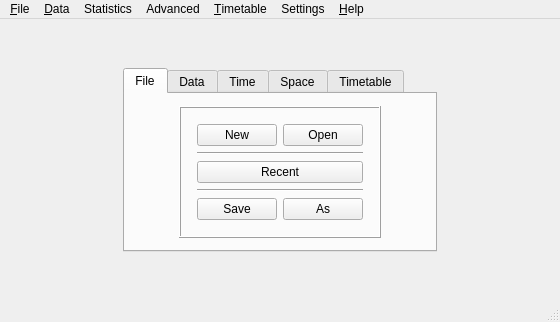
The window that src/interface/fetmainform_template.ui (karandit/fet) describes before a commit, drawn with Qt 5.
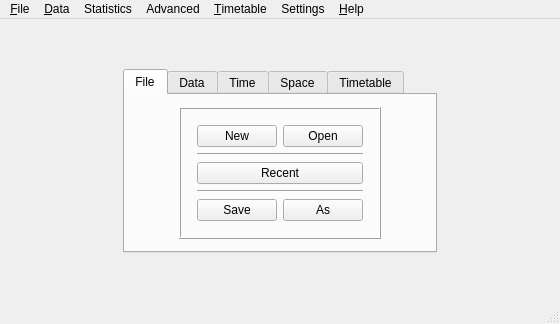
The same window after the commit.

Diff of the .ui file:
```diff
--- a/src/interface/fetmainform_template.ui
+++ b/src/interface/fetmainform_template.ui
@@ -7,7 +7,7 @@
     <x>0</x>
     <y>0</y>
     <width>560</width>
-    <height>322</height>
+    <height>324</height>
    </rect>
   </property>
   <widget class="QWidget" name="mainwidget">
```
Left out of the diff: 189 changed lines with no effect on the pictures.
